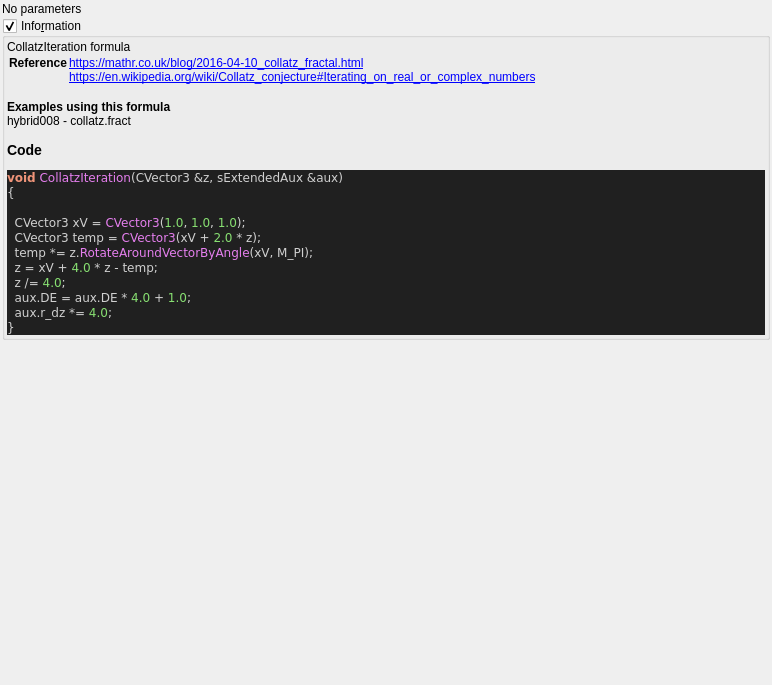
The window that mandelbulber2/formula/ui/fractal_collatz.ui (buddhi1980/mandelbulber2) describes before a commit, drawn with Qt 5.
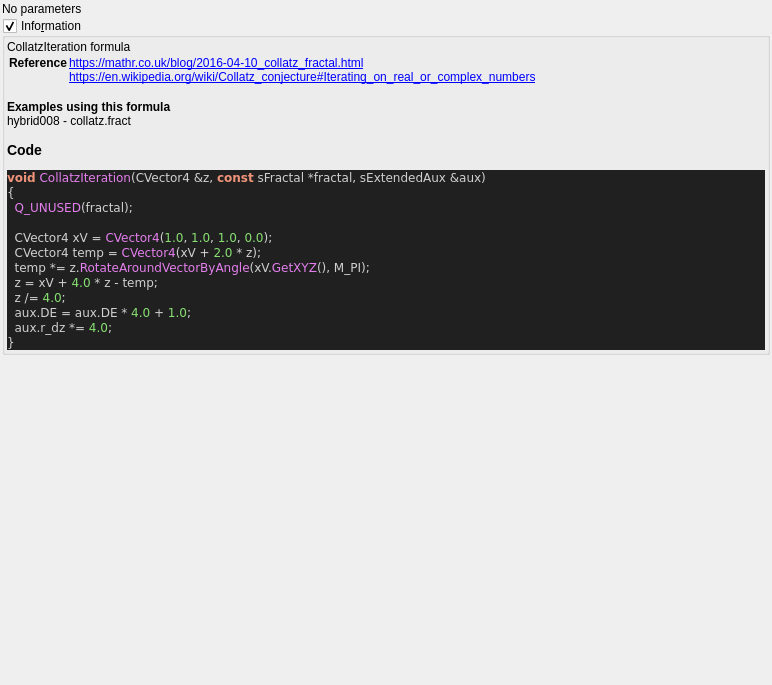
The same window after the commit. Custom widgets are drawn as their Qt base class.

```diff
--- a/mandelbulber2/formula/ui/fractal_collatz.ui
+++ b/mandelbulber2/formula/ui/fractal_collatz.ui
@@ -73,12 +73,13 @@
 &lt;/table&gt;
 &lt;br&gt;&lt;b&gt;Examples using this formula&lt;/b&gt;&lt;br&gt;hybrid008 - collatz.fract&lt;h3&gt;Code&lt;/h3&gt;
 &lt;body style=&quot;background-color:#202020&quot;&gt;
-&lt;pre style=&quot;color:#d0d0d0; background-color:#202020;  font-family:'Courier New',monospace;&quot;&gt;&lt;span style=&quot;color:#f09479; font-weight:bold&quot;&gt;void&lt;/span&gt; &lt;span style=&quot;color:#e47eed&quot;&gt;CollatzIteration&lt;/span&gt;&lt;span style=&quot;color:#d0d0d0&quot;&gt;(&lt;/span&gt;CVector3 &lt;span style=&quot;color:#d0d0d0&quot;&gt;&amp;amp;&lt;/span&gt;z&lt;span style=&quot;color:#d0d0d0&quot;&gt;,&lt;/span&gt; sExtendedAux &lt;span style=&quot;color:#d0d0d0&quot;&gt;&amp;amp;&lt;/span&gt;aux&lt;span style=&quot;color:#d0d0d0&quot;&gt;)&lt;/span&gt;
+&lt;pre style=&quot;color:#d0d0d0; background-color:#202020;  font-family:'Courier New',monospace;&quot;&gt;&lt;span style=&quot;color:#f09479; font-weight:bold&quot;&gt;void&lt;/span&gt; &lt;span style=&quot;color:#e47eed&quot;&gt;CollatzIteration&lt;/span&gt;&lt;span style=&quot;color:#d0d0d0&quot;&gt;(&lt;/span&gt;CVector4 &lt;span style=&quot;color:#d0d0d0&quot;&gt;&amp;amp;&lt;/span&gt;z&lt;span style=&quot;color:#d0d0d0&quot;&gt;,&lt;/span&gt; &lt;span style=&quot;color:#f09479; font-weight:bold&quot;&gt;const&lt;/span&gt; sFractal &lt;span style=&quot;color:#d0d0d0&quot;&gt;*&lt;/span&gt;fractal&lt;span style=&quot;color:#d0d0d0&quot;&gt;,&lt;/span&gt; sExtendedAux &lt;span style=&quot;color:#d0d0d0&quot;&gt;&amp;amp;&lt;/span&gt;aux&lt;span style=&quot;color:#d0d0d0&quot;&gt;)&lt;/span&gt;
 &lt;span style=&quot;color:#d0d0d0&quot;&gt;{&lt;/span&gt;
+  &lt;span style=&quot;color:#e47eed&quot;&gt;Q_UNUSED&lt;/span&gt;&lt;span style=&quot;color:#d0d0d0&quot;&gt;(&lt;/span&gt;fractal&lt;span style=&quot;color:#d0d0d0&quot;&gt;);&lt;/span&gt;
 
-  CVector3 xV &lt;span style=&quot;color:#d0d0d0&quot;&gt;=&lt;/span&gt; &lt;span style=&quot;color:#e47eed&quot;&gt;CVector3&lt;/span&gt;&lt;span style=&quot;color:#d0d0d0&quot;&gt;(&lt;/span&gt;&lt;span style=&quot;color:#87df71&quot;&gt;1.0&lt;/span&gt;&lt;span style=&quot;color:#d0d0d0&quot;&gt;,&lt;/span&gt; &lt;span style=&quot;color:#87df71&quot;&gt;1.0&lt;/span&gt;&lt;span style=&quot;color:#d0d0d0&quot;&gt;,&lt;/span&gt; &lt;span style=&quot;color:#87df71&quot;&gt;1.0&lt;/span&gt;&lt;span style=&quot;color:#d0d0d0&quot;&gt;);&lt;/span&gt;
-  CVector3 temp &lt;span style=&quot;color:#d0d0d0&quot;&gt;=&lt;/span&gt; &lt;span style=&quot;color:#e47eed&quot;&gt;CVector3&lt;/span&gt;&lt;span style=&quot;color:#d0d0d0&quot;&gt;(&lt;/span&gt;xV &lt;span style=&quot;color:#d0d0d0&quot;&gt;+&lt;/span&gt; &lt;span style=&quot;color:#87df71&quot;&gt;2.0&lt;/span&gt; &lt;span style=&quot;color:#d0d0d0&quot;&gt;*&lt;/span&gt; z&lt;span style=&quot;color:#d0d0d0&quot;&gt;);&lt;/span&gt;
-  temp &lt;span style=&quot;color:#d0d0d0&quot;&gt;*=&lt;/span&gt; z&lt;span style=&quot;color:#d0d0d0&quot;&gt;.&lt;/span&gt;&lt;span style=&quot;color:#e47eed&quot;&gt;RotateAroundVectorByAngle&lt;/span&gt;&lt;span style=&quot;color:#d0d0d0&quot;&gt;(&lt;/span&gt;xV&lt;span style=&quot;color:#d0d0d0&quot;&gt;,&lt;/span&gt; M_PI&lt;span style=&quot;color:#d0d0d0&quot;&gt;);&lt;/span&gt;
+  CVector4 xV &lt;span style=&quot;color:#d0d0d0&quot;&gt;=&lt;/span&gt; &lt;span style=&quot;color:#e47eed&quot;&gt;CVector4&lt;/span&gt;&lt;span style=&quot;color:#d0d0d0&quot;&gt;(&lt;/span&gt;&lt;span style=&quot;color:#87df71&quot;&gt;1.0&lt;/span&gt;&lt;span style=&quot;color:#d0d0d0&quot;&gt;,&lt;/span&gt; &lt;span style=&quot;color:#87df71&quot;&gt;1.0&lt;/span&gt;&lt;span style=&quot;color:#d0d0d0&quot;&gt;,&lt;/span&gt; &lt;span style=&quot;color:#87df71&quot;&gt;1.0&lt;/span&gt;&lt;span style=&quot;color:#d0d0d0&quot;&gt;,&lt;/span&gt; &lt;span style=&quot;color:#87df71&quot;&gt;0.0&lt;/span&gt;&lt;span style=&quot;color:#d0d0d0&quot;&gt;);&lt;/span&gt;
+  CVector4 temp &lt;span style=&quot;color:#d0d0d0&quot;&gt;=&lt;/span&gt; &lt;span style=&quot;color:#e47eed&quot;&gt;CVector4&lt;/span&gt;&lt;span style=&quot;color:#d0d0d0&quot;&gt;(&lt;/span&gt;xV &lt;span style=&quot;color:#d0d0d0&quot;&gt;+&lt;/span&gt; &lt;span style=&quot;color:#87df71&quot;&gt;2.0&lt;/span&gt; &lt;span style=&quot;color:#d0d0d0&quot;&gt;*&lt;/span&gt; z&lt;span style=&quot;color:#d0d0d0&quot;&gt;);&lt;/span&gt;
+  temp &lt;span style=&quot;color:#d0d0d0&quot;&gt;*=&lt;/span&gt; z&lt;span style=&quot;color:#d0d0d0&quot;&gt;.&lt;/span&gt;&lt;span style=&quot;color:#e47eed&quot;&gt;RotateAroundVectorByAngle&lt;/span&gt;&lt;span style=&quot;color:#d0d0d0&quot;&gt;(&lt;/span&gt;xV&lt;span style=&quot;color:#d0d0d0&quot;&gt;.&lt;/span&gt;&lt;span style=&quot;color:#e47eed&quot;&gt;GetXYZ&lt;/span&gt;&lt;span style=&quot;color:#d0d0d0&quot;&gt;(),&lt;/span&gt; M_PI&lt;span style=&quot;color:#d0d0d0&quot;&gt;);&lt;/span&gt;
   z &lt;span style=&quot;color:#d0d0d0&quot;&gt;=&lt;/span&gt; xV &lt;span style=&quot;color:#d0d0d0&quot;&gt;+&lt;/span&gt; &lt;span style=&quot;color:#87df71&quot;&gt;4.0&lt;/span&gt; &lt;span style=&quot;color:#d0d0d0&quot;&gt;*&lt;/span&gt; z &lt;span style=&quot;color:#d0d0d0&quot;&gt;-&lt;/span&gt; temp&lt;span style=&quot;color:#d0d0d0&quot;&gt;;&lt;/span&gt;
   z &lt;span style=&quot;color:#d0d0d0&quot;&gt;/=&lt;/span&gt; &lt;span style=&quot;color:#87df71&quot;&gt;4.0&lt;/span&gt;&lt;span style=&quot;color:#d0d0d0&quot;&gt;;&lt;/span&gt;
   aux&lt;span style=&quot;color:#d0d0d0&quot;&gt;.&lt;/span&gt;DE &lt;span style=&quot;color:#d0d0d0&quot;&gt;=&lt;/span&gt; aux&lt;span style=&quot;color:#d0d0d0&quot;&gt;.&lt;/span&gt;DE &lt;span style=&quot;color:#d0d0d0&quot;&gt;*&lt;/span&gt; &lt;span style=&quot;color:#87df71&quot;&gt;4.0&lt;/span&gt; &lt;span style=&quot;color:#d0d0d0&quot;&gt;+&lt;/span&gt; &lt;span style=&quot;color:#87df71&quot;&gt;1.0&lt;/span&gt;&lt;span style=&quot;color:#d0d0d0&quot;&gt;;&lt;/span&gt;
```
